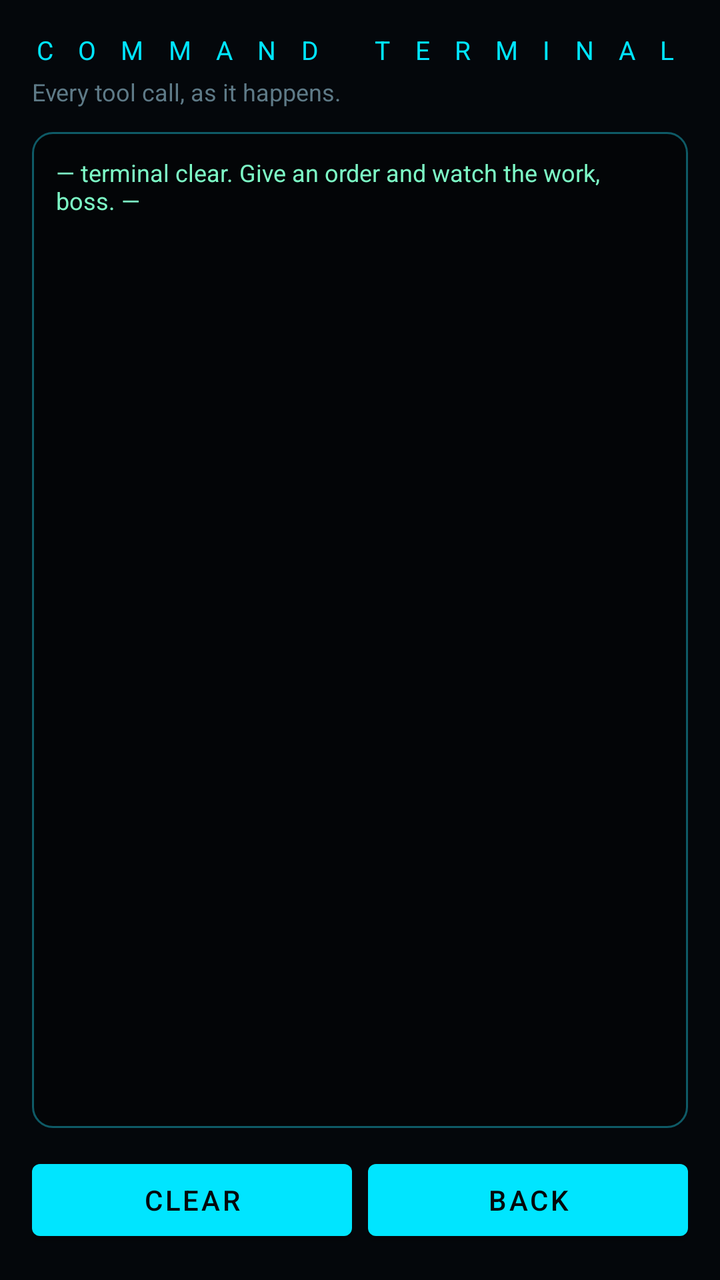
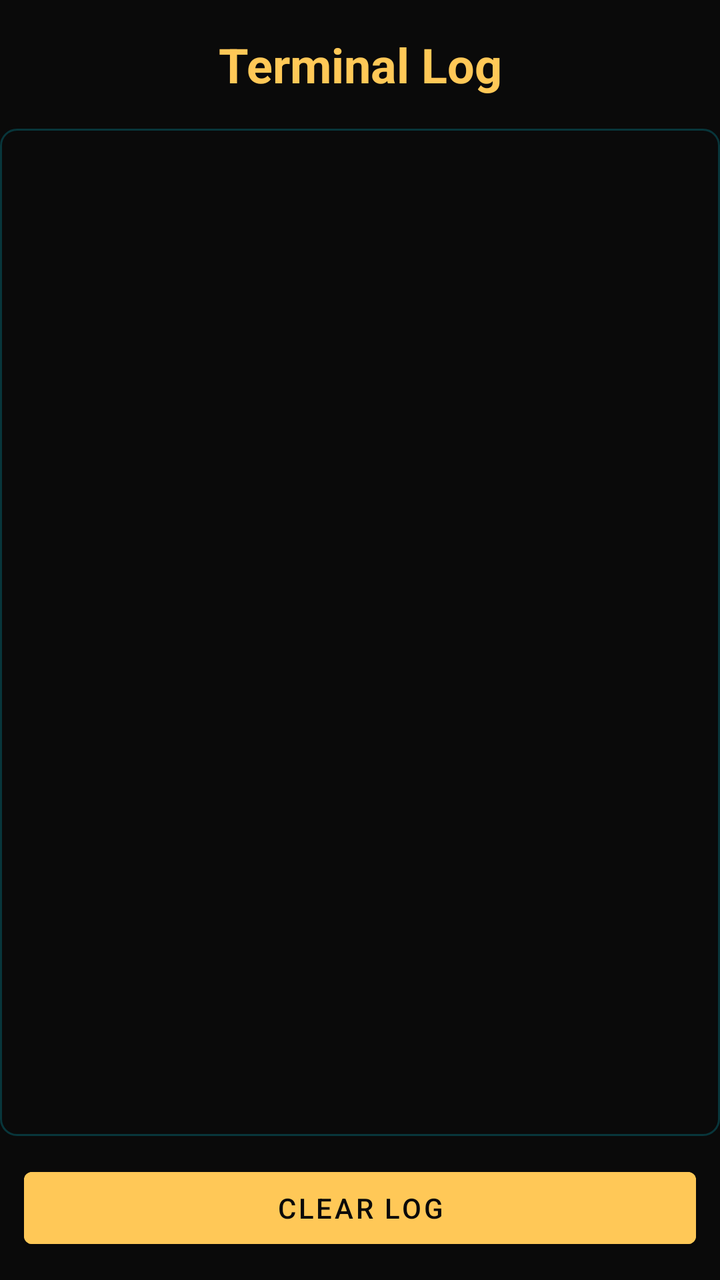

Screens rendered from an Android XML layout before and after an edit, with the pre-edit source and the edit as a unified diff.
<!-- AndroidManifest.xml: application theme Theme.Omniscient -->
<!-- res/layout/activity_terminal.xml -->
<?xml version="1.0" encoding="utf-8"?>
<LinearLayout xmlns:android="http://schemas.android.com/apk/res/android"
    android:layout_width="match_parent"
    android:layout_height="match_parent"
    android:background="@color/void_black"
    android:orientation="vertical"
    android:padding="16dp">

    <TextView
        style="@style/HudHeader"
        android:layout_width="wrap_content"
        android:layout_height="wrap_content"
        android:text="C O M M A N D   T E R M I N A L" />

    <TextView
        android:layout_width="wrap_content"
        android:layout_height="wrap_content"
        android:layout_marginTop="4dp"
        android:text="Every tool call, as it happens."
        android:textColor="@color/muted"
        android:textSize="12sp" />

    <ScrollView
        android:id="@+id/terminalScroll"
        android:layout_width="match_parent"
        android:layout_height="0dp"
        android:layout_marginTop="12dp"
        android:layout_weight="1"
        android:background="@drawable/terminal_bg"
        android:padding="12dp">

        <TextView
            android:id="@+id/terminalLog"
            android:layout_width="match_parent"
            android:layout_height="wrap_content"
            android:text="— terminal clear. Give an order and watch the work, boss. —"
            android:textColor="@color/terminal_green"
            android:textSize="12sp" />
    </ScrollView>

    <LinearLayout
        android:layout_width="match_parent"
        android:layout_height="wrap_content"
        android:layout_marginTop="12dp"
        android:orientation="horizontal">

        <Button
            android:id="@+id/clearButton"
            android:layout_width="0dp"
            android:layout_height="wrap_content"
            android:layout_marginEnd="4dp"
            android:layout_weight="1"
            android:text="CLEAR" />

        <Button
            android:id="@+id/backButton"
            android:layout_width="0dp"
            android:layout_height="wrap_content"
            android:layout_marginStart="4dp"
            android:layout_weight="1"
            android:text="BACK" />
    </LinearLayout>
</LinearLayout>
<!-- resources referenced by this layout -->
<resources>
  <color name="muted">#5E7A87</color>
  <color name="terminal_green">#7DF9C6</color>
  <color name="void_black">#04070B</color>
  <!-- drawable terminal_bg (drawable) -->
  <?xml version="1.0" encoding="utf-8"?>
  <shape xmlns:android="http://schemas.android.com/apk/res/android"
      android:shape="rectangle">
      <solid android:color="@color/terminal_bg" />
      <stroke android:width="1dp" android:color="@color/arc_cyan_dim" />
      <corners android:radius="10dp" />
  </shape>
  <style name="HudHeader">
          <item name="android:textColor">@color/arc_cyan</item>
          <item name="android:letterSpacing">0.35</item>
          <item name="android:textSize">13sp</item>
      </style>
  <style name="Theme.Omniscient" parent="Theme.MaterialComponents.DayNight.NoActionBar">
          <item name="colorPrimary">@color/arc_cyan</item>
          <item name="colorPrimaryVariant">@color/arc_cyan_dim</item>
          <item name="colorOnPrimary">@color/void_black</item>
          <item name="colorSecondary">@color/gold</item>
          <item name="android:colorBackground">@color/void_black</item>
          <item name="colorSurface">@color/panel</item>
          <item name="colorOnSurface">@color/ghost_white</item>
          <item name="android:textColorPrimary">@color/ghost_white</item>
          <item name="android:textColorSecondary">@color/muted</item>
          <item name="android:windowBackground">@color/void_black</item>
          <item name="android:statusBarColor">@color/void_black</item>
          <item name="android:navigationBarColor">@color/void_black</item>
      </style>
  <color name="terminal_bg">#030507</color>
  <color name="arc_cyan_dim">#0E5A66</color>
  <color name="arc_cyan">#00E5FF</color>
  <color name="gold">#FFC857</color>
  <color name="panel">#0A1119</color>
  <color name="ghost_white">#D6F4FF</color>
</resources>

<!-- the commit's change to res/layout/activity_terminal.xml (unified diff, before → after) -->
@@ -2,62 +2,46 @@
 <LinearLayout xmlns:android="http://schemas.android.com/apk/res/android"
     android:layout_width="match_parent"
     android:layout_height="match_parent"
-    android:background="@color/void_black"
     android:orientation="vertical"
-    android:padding="16dp">
+    android:background="@color/void_black">
 
     <TextView
-        style="@style/HudHeader"
-        android:layout_width="wrap_content"
+        android:id="@+id/terminalTitle"
+        android:layout_width="match_parent"
         android:layout_height="wrap_content"
-        android:text="C O M M A N D   T E R M I N A L" />
-
-    <TextView
-        android:layout_width="wrap_content"
-        android:layout_height="wrap_content"
-        android:layout_marginTop="4dp"
-        android:text="Every tool call, as it happens."
-        android:textColor="@color/muted"
-        android:textSize="12sp" />
+        android:text="Terminal Log"
+        android:textSize="24sp"
+        android:textColor="@color/gold"
+        android:textStyle="bold"
+        android:padding="16dp"
+        android:gravity="center" />
 
     <ScrollView
         android:id="@+id/terminalScroll"
         android:layout_width="match_parent"
         android:layout_height="0dp"
-        android:layout_marginTop="12dp"
         android:layout_weight="1"
-        android:background="@drawable/terminal_bg"
-        android:padding="12dp">
+        android:fillViewport="true">
 
         <TextView
             android:id="@+id/terminalLog"
             android:layout_width="match_parent"
             android:layout_height="wrap_content"
-            android:text="— terminal clear. Give an order and watch the work, boss. —"
-            android:textColor="@color/terminal_green"
-            android:textSize="12sp" />
+            android:fontFamily="monospace"
+            android:textSize="12sp"
+            android:textColor="@color/cyan"
+            android:padding="12dp"
+            android:background="@drawable/terminal_bg" />
+
     </ScrollView>
 
-    <LinearLayout
+    <Button
+        android:id="@+id/terminalClear"
         android:layout_width="match_parent"
         android:layout_height="wrap_content"
-        android:layout_marginTop="12dp"
-        android:orientation="horizontal">
+        android:text="CLEAR LOG"
+        android:textColor="@color/void_black"
+        android:backgroundTint="@color/gold"
+        android:layout_margin="12dp" />
 
-        <Button
-            android:id="@+id/clearButton"
-            android:layout_width="0dp"
-            android:layout_height="wrap_content"
-            android:layout_marginEnd="4dp"
-            android:layout_weight="1"
-            android:text="CLEAR" />
-
-        <Button
-            android:id="@+id/backButton"
-            android:layout_width="0dp"
-            android:layout_height="wrap_content"
-            android:layout_marginStart="4dp"
-            android:layout_weight="1"
-            android:text="BACK" />
-    </LinearLayout>
 </LinearLayout>
<!-- resource entries referenced after the edit -->
@@ -1,40 +1,24 @@
 <!-- resources referenced by this layout -->
 <resources>
-  <color name="muted">#5E7A87</color>
-  <color name="terminal_green">#7DF9C6</color>
-  <color name="void_black">#04070B</color>
+  <color name="cyan">#00E5FF</color>
+  <color name="void_black">#0A0A0A</color>
   <!-- drawable terminal_bg (drawable) -->
   <?xml version="1.0" encoding="utf-8"?>
   <shape xmlns:android="http://schemas.android.com/apk/res/android"
       android:shape="rectangle">
-      <solid android:color="@color/terminal_bg" />
-      <stroke android:width="1dp" android:color="@color/arc_cyan_dim" />
-      <corners android:radius="10dp" />
+      <solid android:color="#0A0A0A" />
+      <stroke android:width="1dp" android:color="#3300E5FF" />
+      <corners android:radius="8dp" />
   </shape>
-  <style name="HudHeader">
-          <item name="android:textColor">@color/arc_cyan</item>
-          <item name="android:letterSpacing">0.35</item>
-          <item name="android:textSize">13sp</item>
-      </style>
   <style name="Theme.Omniscient" parent="Theme.MaterialComponents.DayNight.NoActionBar">
-          <item name="colorPrimary">@color/arc_cyan</item>
-          <item name="colorPrimaryVariant">@color/arc_cyan_dim</item>
+          <item name="colorPrimary">@color/cyan</item>
+          <item name="colorPrimaryVariant">@color/gold</item>
           <item name="colorOnPrimary">@color/void_black</item>
           <item name="colorSecondary">@color/gold</item>
-          <item name="android:colorBackground">@color/void_black</item>
-          <item name="colorSurface">@color/panel</item>
-          <item name="colorOnSurface">@color/ghost_white</item>
-          <item name="android:textColorPrimary">@color/ghost_white</item>
-          <item name="android:textColorSecondary">@color/muted</item>
           <item name="android:windowBackground">@color/void_black</item>
           <item name="android:statusBarColor">@color/void_black</item>
           <item name="android:navigationBarColor">@color/void_black</item>
       </style>
-  <color name="terminal_bg">#030507</color>
-  <color name="arc_cyan_dim">#0E5A66</color>
-  <color name="arc_cyan">#00E5FF</color>
   <color name="gold">#FFC857</color>
-  <color name="panel">#0A1119</color>
-  <color name="ghost_white">#D6F4FF</color>
 </resources>
 
